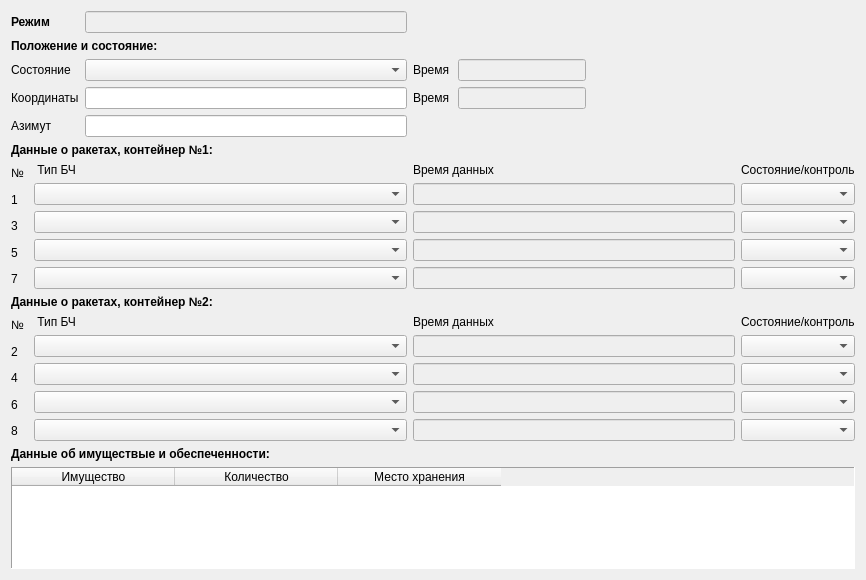
rymarchik/InitState, file battleOrderChangesBM.ui: the form before one commit.
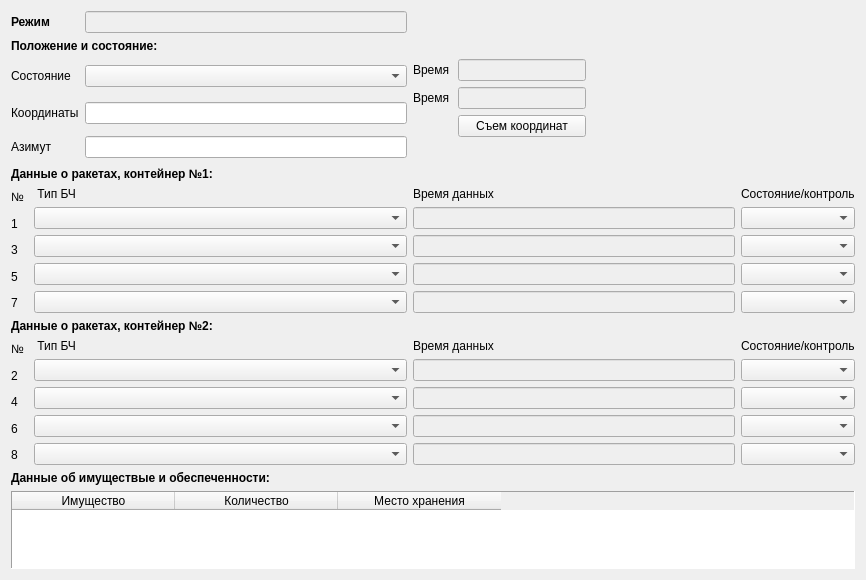
The form after the commit.

Commit message: Add pick coordinates mode to battleOrder

Patch:
```diff
--- a/battleOrderChangesBM.ui
+++ b/battleOrderChangesBM.ui
@@ -408,6 +408,13 @@
        </property>
       </widget>
      </item>
+     <item row="2" column="1">
+      <widget class="QPushButton" name="buttonPickCoordinates">
+       <property name="text">
+        <string>Съем координат</string>
+       </property>
+      </widget>
+     </item>
     </layout>
    </item>
    <item row="3" column="0">
```
The commit also changes 6 other files.
